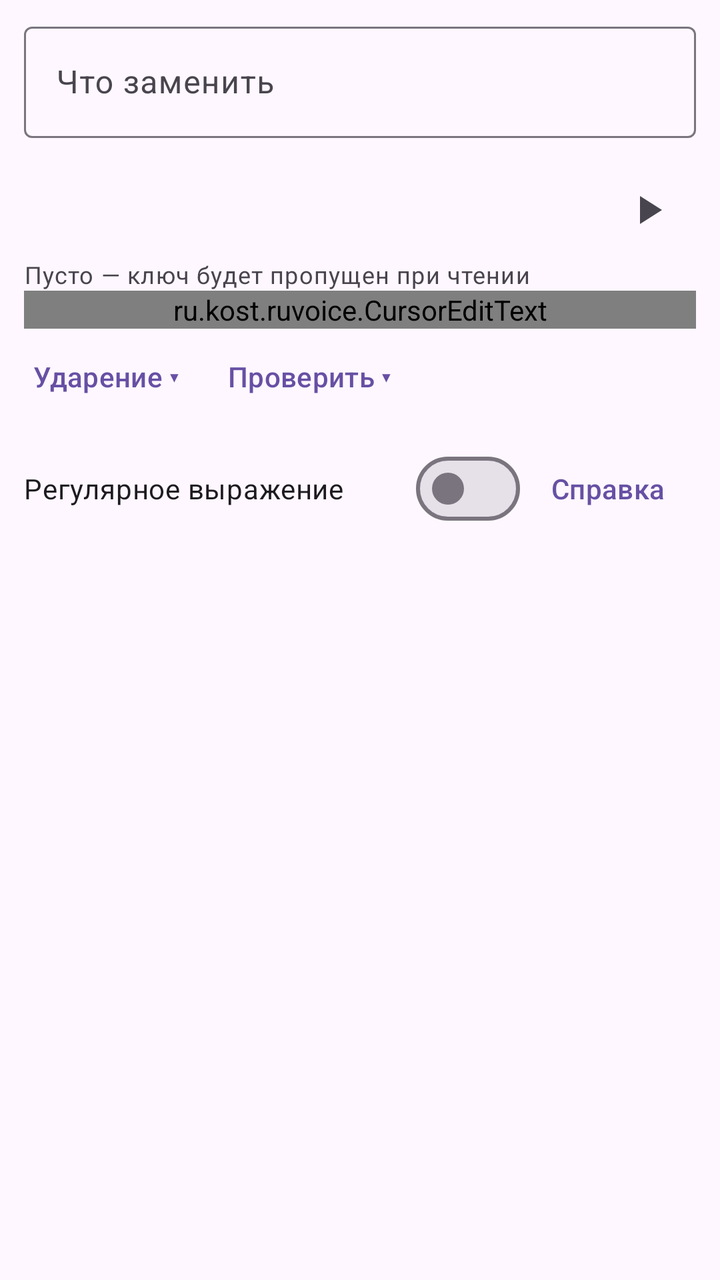
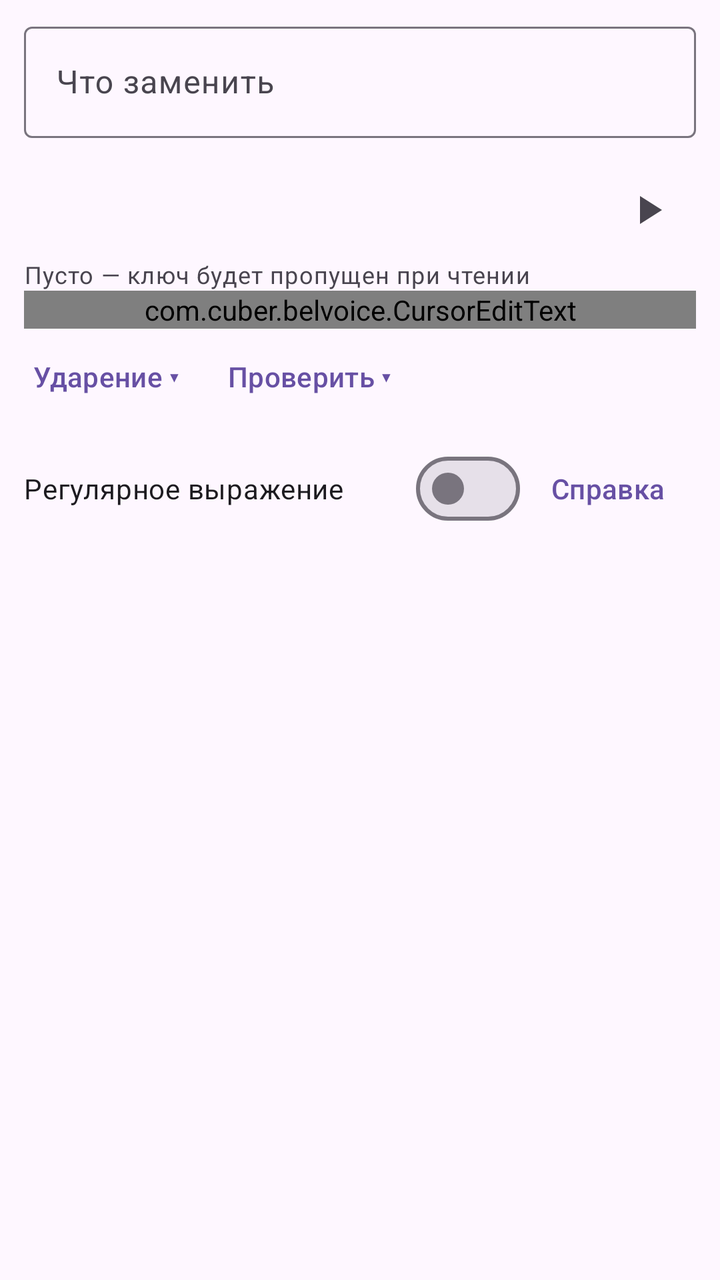

The first picture is an Android layout as it rendered before a commit; the second is the same layout after the commit. The layout source and the unified diff follow.
<!-- AndroidManifest.xml: application theme Theme.RuVoice -->
<!-- res/layout/dialog_replace.xml -->
<?xml version="1.0" encoding="utf-8"?>
<ScrollView xmlns:android="http://schemas.android.com/apk/res/android"
    xmlns:app="http://schemas.android.com/apk/res-auto"
    android:layout_width="match_parent"
    android:layout_height="wrap_content">
<LinearLayout
    android:orientation="vertical"
    android:paddingHorizontal="12dp"
    android:paddingTop="8dp"
    android:layout_width="match_parent"
    android:layout_height="wrap_content">

    <com.google.android.material.textfield.TextInputLayout
        android:id="@+id/keyLayout"
        style="@style/Widget.Material3.TextInputLayout.OutlinedBox"
        android:layout_width="match_parent"
        android:layout_height="wrap_content"
        android:hint="@string/replace_key">
        <com.google.android.material.textfield.TextInputEditText
            android:id="@+id/key"
            android:layout_width="match_parent"
            android:layout_height="wrap_content"
            android:inputType="text|textNoSuggestions" />
    </com.google.android.material.textfield.TextInputLayout>

    <com.google.android.material.textfield.TextInputLayout
        android:id="@+id/valueLayout"
        style="@style/Widget.Material3.TextInputLayout.OutlinedBox"
        android:layout_width="match_parent"
        android:layout_height="wrap_content"
        android:layout_marginTop="12dp"
        android:hint="@string/replace_value"
        app:helperText="@string/replace_value_helper"
        app:endIconMode="custom"
        app:endIconDrawable="@drawable/ic_play"
        app:endIconContentDescription="@string/preview">
        <ru.kost.ruvoice.CursorEditText
            android:id="@+id/value"
            android:layout_width="match_parent"
            android:layout_height="wrap_content"
            android:inputType="text" />
    </com.google.android.material.textfield.TextInputLayout>

    
    <LinearLayout
        android:orientation="horizontal"
        android:layout_width="match_parent"
        android:layout_height="wrap_content"
        android:layout_marginStart="-8dp">
        <Button
            android:id="@+id/stressToggle"
            style="@style/Widget.Material3.Button.TextButton"
            android:layout_width="wrap_content"
            android:layout_height="wrap_content"
            android:text="@string/replace_stress_closed" />
        <Button
            android:id="@+id/sampleToggle"
            style="@style/Widget.Material3.Button.TextButton"
            android:layout_width="wrap_content"
            android:layout_height="wrap_content"
            android:text="@string/replace_sample_closed" />
    </LinearLayout>
    <com.google.android.material.chip.ChipGroup
        android:id="@+id/stressChips"
        android:layout_width="match_parent"
        android:layout_height="wrap_content"
        android:visibility="gone"
        app:singleSelection="true" />
    <TextView
        android:id="@+id/stressHint"
        style="@style/SectionHint"
        android:layout_marginBottom="0dp"
        android:visibility="gone"
        android:text="@string/replace_stress_hint" />

    <LinearLayout
        android:orientation="horizontal"
        android:gravity="center_vertical"
        android:layout_width="match_parent"
        android:layout_height="wrap_content"
        android:layout_marginTop="8dp">
        <com.google.android.material.materialswitch.MaterialSwitch
            android:id="@+id/regex"
            android:layout_width="0dp"
            android:layout_weight="1"
            android:layout_height="wrap_content"
            android:text="@string/replace_regex" />
        <Button
            android:id="@+id/regexHelp"
            style="@style/Widget.Material3.Button.TextButton"
            android:layout_width="wrap_content"
            android:layout_height="wrap_content"
            android:text="@string/regex_help_button" />
    </LinearLayout>

    
    <com.google.android.material.textfield.TextInputLayout
        android:id="@+id/sampleLayout"
        style="@style/Widget.Material3.TextInputLayout.OutlinedBox"
        android:layout_width="match_parent"
        android:layout_height="wrap_content"
        android:layout_marginTop="4dp"
        android:visibility="gone"
        android:hint="@string/replace_sample">
        <com.google.android.material.textfield.TextInputEditText
            android:id="@+id/sample"
            android:layout_width="match_parent"
            android:layout_height="wrap_content"
            android:inputType="text|textNoSuggestions" />
    </com.google.android.material.textfield.TextInputLayout>

    <TextView
        android:id="@+id/sampleResult"
        style="@style/SectionHint"
        android:layout_width="match_parent"
        android:layout_height="wrap_content"
        android:layout_marginTop="4dp"
        android:layout_marginBottom="0dp"
        android:visibility="gone"
        android:accessibilityLiveRegion="polite"
        android:textIsSelectable="true" />
</LinearLayout>
</ScrollView>
<!-- resources referenced by this layout -->
<resources>
  <!-- drawable ic_play (drawable) -->
  <vector xmlns:android="http://schemas.android.com/apk/res/android"
      android:width="24dp" android:height="24dp"
      android:viewportWidth="24" android:viewportHeight="24"
      android:tint="?attr/colorControlNormal">
      <path android:fillColor="@android:color/white" android:pathData="M8,5v14l11,-7z" />
  </vector>
  <string name="preview">Прослушать</string>
  <string name="regex_help_button">Справка</string>
  <string name="replace_key">Что заменить</string>
  <string name="replace_regex">Регулярное выражение</string>
  <string name="replace_sample">Проверить на тексте</string>
  <string name="replace_sample_closed">Проверить ▾</string>
  <string name="replace_stress_closed">Ударение ▾</string>
  <string name="replace_stress_hint">Поставьте курсор в слово — появятся гласные, тап ставит «+»</string>
  <string name="replace_value">На что</string>
  <string name="replace_value_helper">Пусто — ключ будет пропущен при чтении</string>
  <style name="SectionHint">
          <item name="android:layout_width">match_parent</item>
          <item name="android:layout_height">wrap_content</item>
          <item name="android:layout_marginBottom">12dp</item>
          <item name="android:textAppearance">?attr/textAppearanceBodyMedium</item>
          <item name="android:textColor">?attr/colorOnSurfaceVariant</item>
      </style>
  <style name="Theme.RuVoice" parent="Theme.Material3.DayNight.NoActionBar">
          <item name="materialAlertDialogTheme">@style/ThemeOverlay.RuVoice.Dialog</item>
      </style>
  <style name="ThemeOverlay.RuVoice.Dialog" parent="ThemeOverlay.Material3.MaterialAlertDialog">
          <item name="android:windowMinWidthMinor">100%</item>
          <item name="alertDialogStyle">@style/RuVoice.Dialog</item>
      </style>
  <style name="RuVoice.Dialog" parent="MaterialAlertDialog.Material3">
          <item name="backgroundInsetStart">2dp</item>
          <item name="backgroundInsetEnd">2dp</item>
          <item name="backgroundInsetTop">16dp</item>
          <item name="backgroundInsetBottom">16dp</item>
      </style>
</resources>

<!-- the commit's change to res/layout/dialog_replace.xml (unified diff, before → after) -->
@@ -34,7 +34,7 @@
         app:endIconMode="custom"
         app:endIconDrawable="@drawable/ic_play"
         app:endIconContentDescription="@string/preview">
-        <ru.kost.ruvoice.CursorEditText
+        <com.cuber.belvoice.CursorEditText
             android:id="@+id/value"
             android:layout_width="match_parent"
             android:layout_height="wrap_content"
